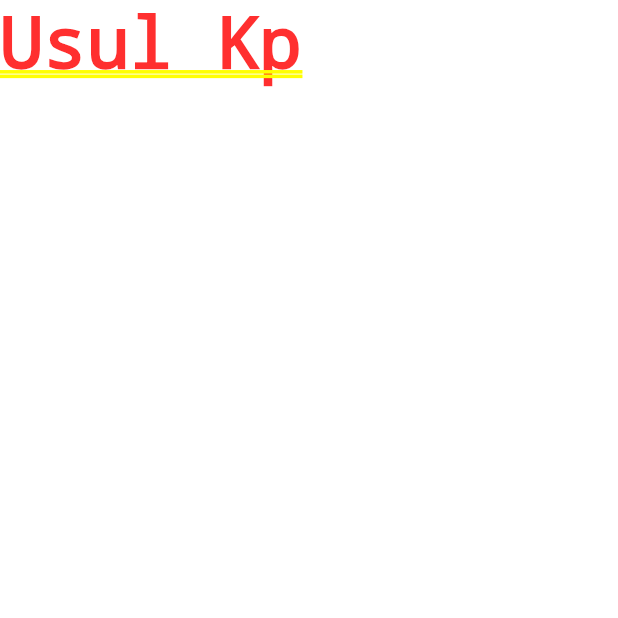
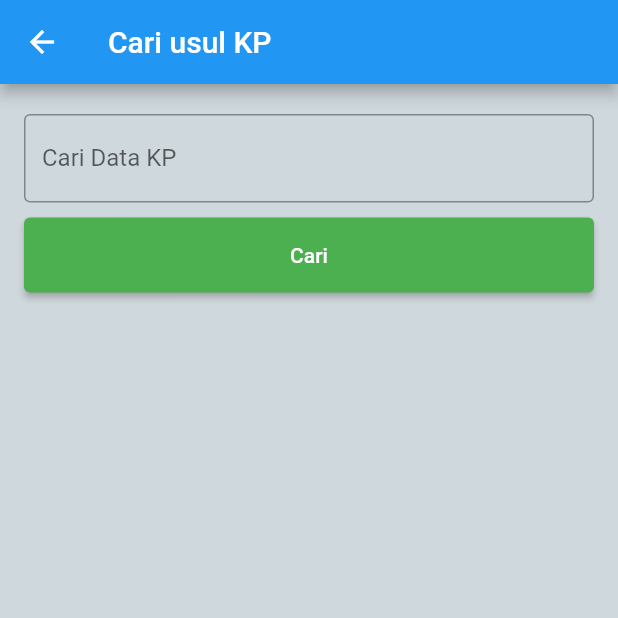
Before and after one commit to bimaraba/projectbknjayapura, a Flutter app: the screen it shows after launch, after a tap on "Usul KP", on a phone screen of 412 x 824 dp, the top half of it. Run offline on Flutter 3.47's test engine with Material 2 defaults, Android fonts, the phone set to English and light mode, and no system bars.

Commit message:
usulkpui

```diff
--- a/sinokenapps/lib/src/usulkp.dart
+++ b/sinokenapps/lib/src/usulkp.dart
@@ -1,13 +1,62 @@
 import 'package:flutter/material.dart';
 
-class UsulKp extends StatelessWidget {
+class UsulKp extends StatefulWidget {
   const UsulKp({Key? key}) : super(key: key);
 
   @override
+  State<UsulKp> createState() => _UsulKpState();
+}
+
+class _UsulKpState extends State<UsulKp> {
+  @override
   Widget build(BuildContext context) {
-    return Container(
-      child: Text('Usul Kp'),
+    return Scaffold(
+      backgroundColor: Colors.blueGrey[100],
+      appBar: AppBar(
+        title: const Text(
+          'Cari usul KP',
+        ),
+      ),
+      body: Container(
+        padding: const EdgeInsets.only(
+          left: 16.0,
+          right: 16.0,
+          top: 20.0,
+        ),
+        child: Column(
+          children: [
+            Column(
+              mainAxisAlignment: MainAxisAlignment.spaceAround,
+              children: [
+                const TextField(
+                  style: TextStyle(
+                    color: Colors.black,
+                  ),
+                  decoration: InputDecoration(
+                    border: OutlineInputBorder(
+                      borderSide: BorderSide(
+                        color: Colors.teal,
+                      ),
+                    ),
+                    labelText:'Cari Data KP'
+                  ),
+                ),
+                SizedBox(
+                  height: 10,
+                ),
+                ElevatedButton(
+                  style: ElevatedButton.styleFrom(
+                    primary: Colors.green,
+                    minimumSize: const Size.fromHeight(50),
+                  ),
+                  onPressed: () {},
+                  child: const Text('Cari'),
+                )
+              ],
+            )
+          ],
+        ),
+      ),
     );
-
   }
 }
```
